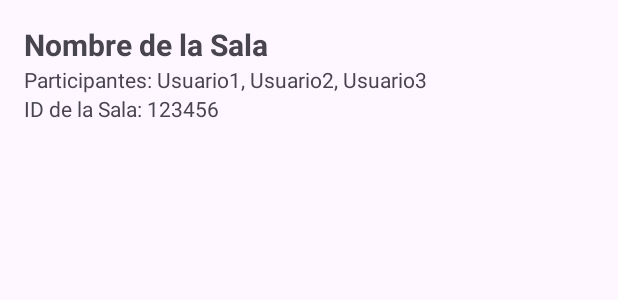
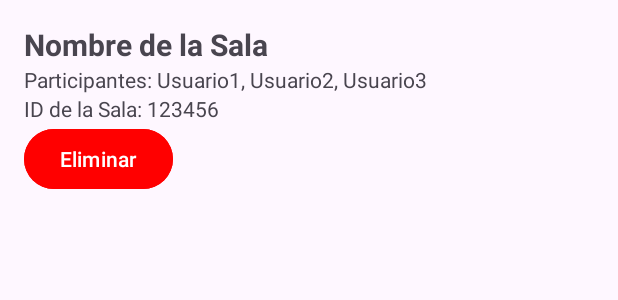
Before and after one commit to rafilagit/chat_trabajo, an Android app: the layout item_sala.xml on its own in the app's theme, with its tools: preview values and no code run, on a phone screen of 412 x 824 dp. Shown: the top 300 px of the screen. Run offline under Robolectric (Android 15) with nearby library versions, the phone set to English and light mode, and no system bars.

Commit message:
eliminar sala listo

```diff
--- a/app/src/main/res/layout/item_sala.xml
+++ b/app/src/main/res/layout/item_sala.xml
@@ -1,11 +1,13 @@
 <!-- item_sala.xml -->
 <LinearLayout xmlns:android="http://schemas.android.com/apk/res/android"
+    xmlns:tools="http://schemas.android.com/tools"
     android:layout_width="match_parent"
     android:layout_height="wrap_content"
     android:orientation="vertical"
     android:padding="16dp"
     android:clickable="true"
-    android:focusable="true">
+    android:focusable="true"
+    tools:ignore="ExtraText">
 
     <TextView
         android:id="@+id/btnSala"
@@ -29,4 +31,12 @@
         android:text="ID de la Sala: 123456"
         android:textSize="14sp"/>
 
+    <Button
+        android:id="@+id/btnEliminarSala"
+        android:layout_width="wrap_content"
+        android:layout_height="wrap_content"
+        android:text="Eliminar"
+        android:visibility="visible"
+        android:textColor="#FFFFFF"
+        android:backgroundTint="#FF0000" />
 </LinearLayout>
```
Also changed, not shown: app/src/main/java/com/dam/chat_trabajo/MainActivity.java (+20 -29 lines), app/src/main/java/com/dam/chat_trabajo/Sala.java (+10 -1 lines), app/src/main/java/com/dam/chat_trabajo/SalasAdapter.java (+59 -1 lines).
